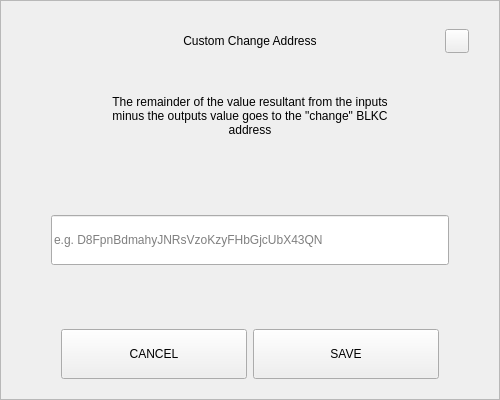
The window that src/qt/blkc/forms/sendchangeaddressdialog.ui (BlackHatCoin/BlackHatWallet) describes before a commit, drawn with Qt 5.
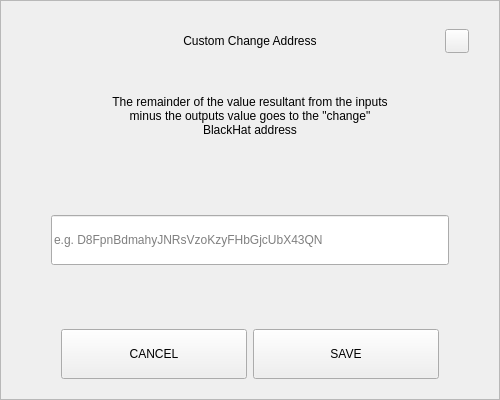
The same window after the commit.

Patch:
```diff
--- a/src/qt/blkc/forms/sendchangeaddressdialog.ui
+++ b/src/qt/blkc/forms/sendchangeaddressdialog.ui
@@ -164,7 +164,7 @@
          </size>
         </property>
         <property name="text">
-         <string>The remainder of the value resultant from the inputs minus the outputs value goes to the &quot;change&quot; BLKC address</string>
+         <string>The remainder of the value resultant from the inputs minus the outputs value goes to the &quot;change&quot; BlackHat address</string>
         </property>
         <property name="alignment">
          <set>Qt::AlignCenter</set>
```
